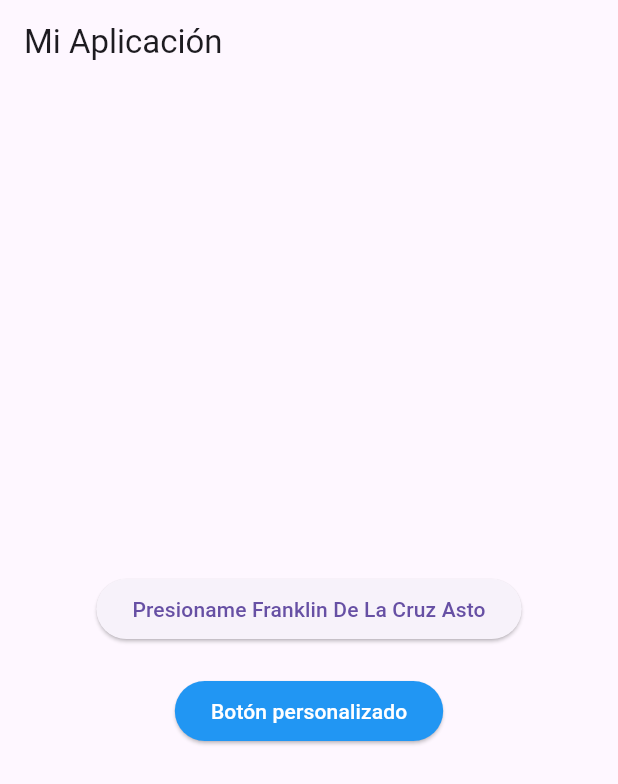
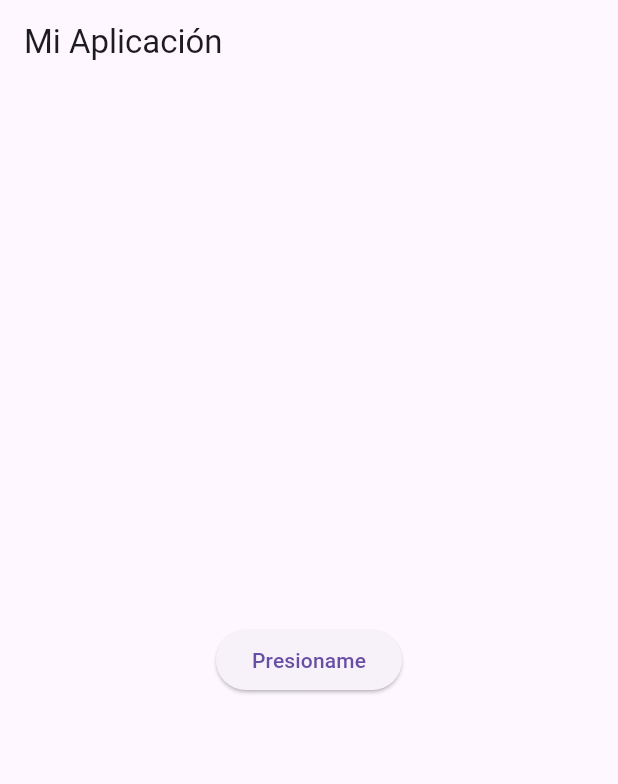
Before and after one commit to frafranklin/Flutter01, a Flutter app: the screen it shows after launch, on a phone screen of 412 x 824 dp. Shown: the top 784 px of the screen. Run offline on Flutter 3.47's test engine with Material 3 defaults, Android fonts, the light colour scheme and no system bars.

Commit message:
Primer Botton Basico

```diff
--- a/lib/main.dart
+++ b/lib/main.dart
@@ -10,38 +10,15 @@ class MiAplicacion extends StatelessWidget {
     return MaterialApp(
       home: Scaffold(
         appBar: AppBar(
-          title: const Text('Mi Aplicación'),
+          title: Text('Mi Aplicación'),
         ),
         body: Center(
-          child: Column(
-            mainAxisAlignment: MainAxisAlignment.center,
-            children: [
-              ElevatedButton(
-                onPressed: () {
-                  // Acción a realizar cuando se presiona el botón
-                  print('¡Botón presionado!');
-                },
-                child: const Text('Presioname Franklin De La Cruz Asto'),
-              ),
-              const SizedBox(height: 20), // Espacio entre los botones
-              ElevatedButton(
-                onPressed: () {
-                  // Acción a realizar cuando se presiona el botón
-                  print(
-                      '¡Botón personalizado presionado!'); // Acción para el nuevo botón
-                },
-                style: ElevatedButton.styleFrom(
-                  backgroundColor:
-                      Colors.blue, // Cambia 'primary' por 'backgroundColor'
-                  foregroundColor:
-                      Colors.white, // Cambia 'onPrimary' por 'foregroundColor'
-                  shape: RoundedRectangleBorder(
-                    borderRadius: BorderRadius.circular(20),
-                  ),
-                ),
-                child: const Text('Botón personalizado'),
-              ),
-            ],
+          child: ElevatedButton(
+            onPressed: () {
+// Acción a realizar cuando se presiona el botón
+              print('¡Botón presionado!');
+            },
+            child: Text('Presioname'),
           ),
         ),
       ),
```
